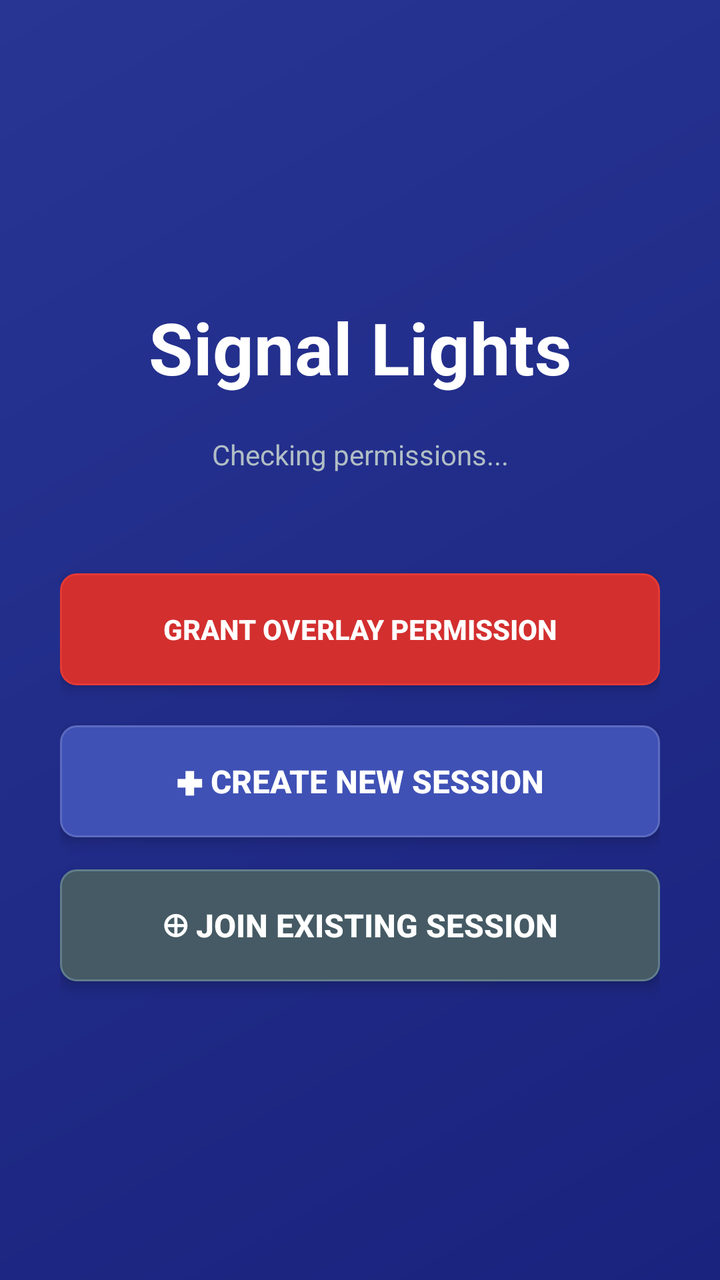
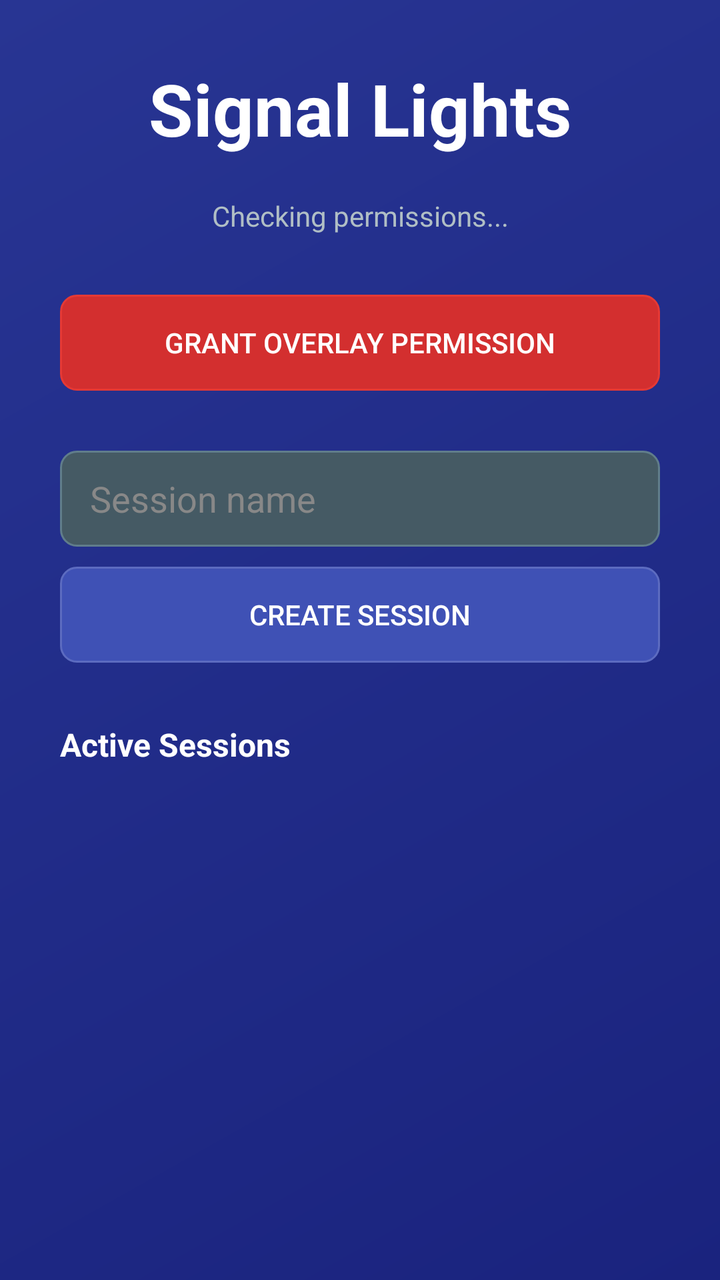

Screens rendered from an Android XML layout before and after an edit, with the pre-edit source and the edit as a unified diff.
<!-- AndroidManifest.xml: activity theme Theme.SignalLights -->
<!-- res/layout/activity_main.xml -->
<?xml version="1.0" encoding="utf-8"?>
<LinearLayout xmlns:android="http://schemas.android.com/apk/res/android"
    android:layout_width="match_parent"
    android:layout_height="match_parent"
    android:orientation="vertical"
    android:gravity="center"
    android:padding="30dp"
    android:background="@drawable/gradient_background">

    <TextView
        android:layout_width="wrap_content"
        android:layout_height="wrap_content"
        android:text="Signal Lights"
        android:textSize="36sp"
        android:textStyle="bold"
        android:textColor="#ffffff"
        android:layout_marginBottom="20dp" />

    <TextView
        android:id="@+id/statusText"
        android:layout_width="match_parent"
        android:layout_height="wrap_content"
        android:text="Checking permissions..."
        android:textSize="14sp"
        android:textColor="#b0bec5"
        android:layout_marginBottom="50dp"
        android:gravity="center" />

    <Button
        android:id="@+id/checkPermButton"
        android:layout_width="match_parent"
        android:layout_height="56dp"
        android:text="Grant Overlay Permission"
        android:textSize="14sp"
        android:textStyle="bold"
        android:background="@drawable/button_permission"
        android:textColor="#ffffff"
        android:layout_marginBottom="20dp"
        android:stateListAnimator="@null"
        android:elevation="4dp" />

    <Button
        android:id="@+id/createSessionBtn"
        android:layout_width="match_parent"
        android:layout_height="56dp"
        android:text="✚ Create New Session"
        android:textSize="16sp"
        android:textStyle="bold"
        android:background="@drawable/button_primary"
        android:textColor="#ffffff"
        android:layout_marginBottom="16dp"
        android:stateListAnimator="@null"
        android:elevation="4dp" />

    <Button
        android:id="@+id/joinSessionBtn"
        android:layout_width="match_parent"
        android:layout_height="56dp"
        android:text="⊕ Join Existing Session"
        android:textSize="16sp"
        android:textStyle="bold"
        android:background="@drawable/button_secondary"
        android:textColor="#ffffff"
        android:stateListAnimator="@null"
        android:elevation="4dp" />

</LinearLayout>
<!-- resources referenced by this layout -->
<resources>
  <!-- drawable button_permission (drawable) -->
  <?xml version="1.0" encoding="utf-8"?>
  <shape xmlns:android="http://schemas.android.com/apk/res/android"
      android:shape="rectangle">
      <solid android:color="#d32f2f" />
      <corners android:radius="8dp" />
      <stroke android:color="#e53935" android:width="1dp" />
  </shape>
  <!-- drawable button_primary (drawable) -->
  <?xml version="1.0" encoding="utf-8"?>
  <shape xmlns:android="http://schemas.android.com/apk/res/android"
      android:shape="rectangle">
      <solid android:color="#3f51b5" />
      <corners android:radius="8dp" />
      <stroke android:color="#5c6bc0" android:width="1dp" />
  </shape>
  <!-- drawable button_secondary (drawable) -->
  <?xml version="1.0" encoding="utf-8"?>
  <shape xmlns:android="http://schemas.android.com/apk/res/android"
      android:shape="rectangle">
      <solid android:color="#455a64" />
      <corners android:radius="8dp" />
      <stroke android:color="#607d8b" android:width="1dp" />
  </shape>
  <!-- drawable gradient_background (drawable) -->
  <?xml version="1.0" encoding="utf-8"?>
  <shape xmlns:android="http://schemas.android.com/apk/res/android">
      <gradient
          android:type="linear"
          android:angle="135"
          android:startColor="#1a237e"
          android:endColor="#283593" />
  </shape>
  <style name="Theme.SignalLights" parent="Theme.AppCompat.Light.NoActionBar">
          <item name="colorPrimary">@color/primary</item>
          <item name="colorPrimaryDark">@color/primary_dark</item>
          <item name="colorAccent">@color/accent</item>
      </style>
  <color name="primary">#FF6200EE</color>
  <color name="primary_dark">#FF3700B3</color>
  <color name="accent">#FF03DAC5</color>
</resources>

<!-- the commit's change to res/layout/activity_main.xml (unified diff, before → after) -->
@@ -1,67 +1,84 @@
 <?xml version="1.0" encoding="utf-8"?>
-<LinearLayout xmlns:android="http://schemas.android.com/apk/res/android"
+<ScrollView xmlns:android="http://schemas.android.com/apk/res/android"
     android:layout_width="match_parent"
     android:layout_height="match_parent"
-    android:orientation="vertical"
-    android:gravity="center"
-    android:padding="30dp"
     android:background="@drawable/gradient_background">
 
-    <TextView
-        android:layout_width="wrap_content"
-        android:layout_height="wrap_content"
-        android:text="Signal Lights"
-        android:textSize="36sp"
-        android:textStyle="bold"
-        android:textColor="#ffffff"
-        android:layout_marginBottom="20dp" />
-
-    <TextView
-        android:id="@+id/statusText"
+    <LinearLayout
         android:layout_width="match_parent"
         android:layout_height="wrap_content"
-        android:text="Checking permissions..."
-        android:textSize="14sp"
-        android:textColor="#b0bec5"
-        android:layout_marginBottom="50dp"
-        android:gravity="center" />
+        android:orientation="vertical"
+        android:gravity="center"
+        android:padding="30dp">
 
-    <Button
-        android:id="@+id/checkPermButton"
-        android:layout_width="match_parent"
-        android:layout_height="56dp"
-        android:text="Grant Overlay Permission"
-        android:textSize="14sp"
-        android:textStyle="bold"
-        android:background="@drawable/button_permission"
-        android:textColor="#ffffff"
-        android:layout_marginBottom="20dp"
-        android:stateListAnimator="@null"
-        android:elevation="4dp" />
+        <TextView
+            android:layout_width="wrap_content"
+            android:layout_height="wrap_content"
+            android:text="Signal Lights"
+            android:textSize="36sp"
+            android:textStyle="bold"
+            android:textColor="#ffffff"
+            android:layout_marginBottom="20dp" />
 
-    <Button
-        android:id="@+id/createSessionBtn"
-        android:layout_width="match_parent"
-        android:layout_height="56dp"
-        android:text="✚ Create New Session"
-        android:textSize="16sp"
-        android:textStyle="bold"
-        android:background="@drawable/button_primary"
-        android:textColor="#ffffff"
-        android:layout_marginBottom="16dp"
-        android:stateListAnimator="@null"
-        android:elevation="4dp" />
+        <TextView
+            android:id="@+id/statusText"
+            android:layout_width="match_parent"
+            android:layout_height="wrap_content"
+            android:text="Checking permissions..."
+            android:textSize="14sp"
+            android:textColor="#b0bec5"
+            android:layout_marginBottom="30dp"
+            android:gravity="center" />
 
-    <Button
-        android:id="@+id/joinSessionBtn"
-        android:layout_width="match_parent"
-        android:layout_height="56dp"
-        android:text="⊕ Join Existing Session"
-        android:textSize="16sp"
-        android:textStyle="bold"
-        android:background="@drawable/button_secondary"
-        android:textColor="#ffffff"
-        android:stateListAnimator="@null"
-        android:elevation="4dp" />
+        <Button
+            android:id="@+id/checkPermButton"
+            android:layout_width="match_parent"
+            android:layout_height="48dp"
+            android:text="Grant Overlay Permission"
+            android:textSize="14sp"
+            android:background="@drawable/button_permission"
+            android:textColor="#ffffff"
+            android:layout_marginBottom="30dp"
+            android:stateListAnimator="@null" />
 
-</LinearLayout>
+        <EditText
+            android:id="@+id/sessionNameInput"
+            android:layout_width="match_parent"
+            android:layout_height="48dp"
+            android:hint="Session name"
+            android:textColorHint="#888888"
+            android:textColor="#ffffff"
+            android:background="@drawable/button_secondary"
+            android:paddingStart="15dp"
+            android:paddingEnd="15dp"
+            android:layout_marginBottom="10dp" />
+
+        <Button
+            android:id="@+id/createBtn"
+            android:layout_width="match_parent"
+            android:layout_height="48dp"
+            android:text="Create Session"
+            android:textSize="14sp"
+            android:background="@drawable/button_primary"
+            android:textColor="#ffffff"
+            android:layout_marginBottom="30dp"
+            android:stateListAnimator="@null" />
+
+        <TextView
+            android:layout_width="match_parent"
+            android:layout_height="wrap_content"
+            android:text="Active Sessions"
+            android:textSize="16sp"
+            android:textStyle="bold"
+            android:textColor="#ffffff"
+            android:layout_marginBottom="15dp" />
+
+        <LinearLayout
+            android:id="@+id/sessionList"
+            android:layout_width="match_parent"
+            android:layout_height="wrap_content"
+            android:orientation="vertical" />
+
+    </LinearLayout>
+
+</ScrollView>
